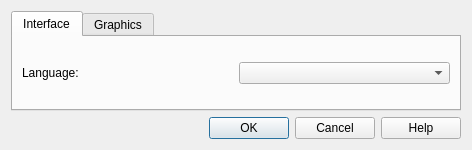
Above: src/settingsdialog.ui from LLIAKAJL/WineWizard before the change. Below: the same form after it.
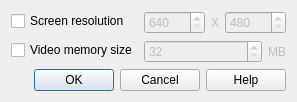
That is the form after the change.

Diff of the .ui file:
```diff
--- a/src/settingsdialog.ui
+++ b/src/settingsdialog.ui
@@ -6,44 +6,17 @@
    <rect>
     <x>0</x>
     <y>0</y>
-    <width>464</width>
-    <height>145</height>
+    <width>358</width>
+    <height>100</height>
    </rect>
   </property>
   <property name="windowTitle">
    <string>Settings</string>
   </property>
-  <layout class="QVBoxLayout" name="verticalLayout">
+  <layout class="QFormLayout" name="formLayout">
    <property name="sizeConstraint">
     <enum>QLayout::SetFixedSize</enum>
    </property>
-   <item>
-    <widget class="QTabWidget" name="tabWidget">
-     <property name="currentIndex">
-      <number>0</number>
-     </property>
-     <widget class="QWidget" name="pageGUI">
-      <attribute name="title">
-       <string>Interface</string>
-      </attribute>
-      <layout class="QHBoxLayout" name="horizontalLayout">
-       <item>
-        <widget class="QLabel" name="languageLbl">
-         <property name="text">
-          <string>Language:</string>
-         </property>
-        </widget>
-       </item>
-       <item>
-        <widget class="QComboBox" name="language"/>
-       </item>
-      </layout>
-     </widget>
-     <widget class="QWidget" name="pageGraphics">
-      <attribute name="title">
-       <string>Graphics</string>
-      </attribute>
-      <layout class="QFormLayout" name="formLayout">
        <item row="0" column="0">
         <widget class="QCheckBox" name="screenSizeAuto">
          <property name="text">
@@ -134,18 +107,8 @@
          </item>
         </layout>
        </item>
-      </layout>
-     </widget>
-    </widget>
-   </item>
-   <item>
+   <item row="2" column="0" colspan="2">
     <widget class="QDialogButtonBox" name="buttonBox">
-     <property name="minimumSize">
-      <size>
-       <width>450</width>
-       <height>0</height>
-      </size>
-     </property>
      <property name="orientation">
       <enum>Qt::Horizontal</enum>
      </property>
```
Lines whose indentation alone changed are shown as unchanged.
